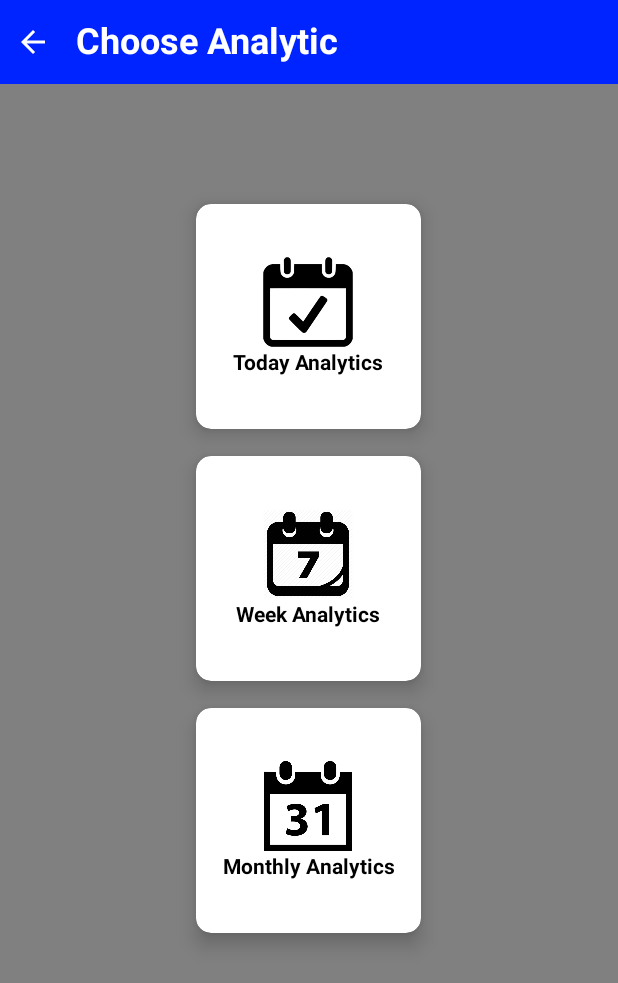
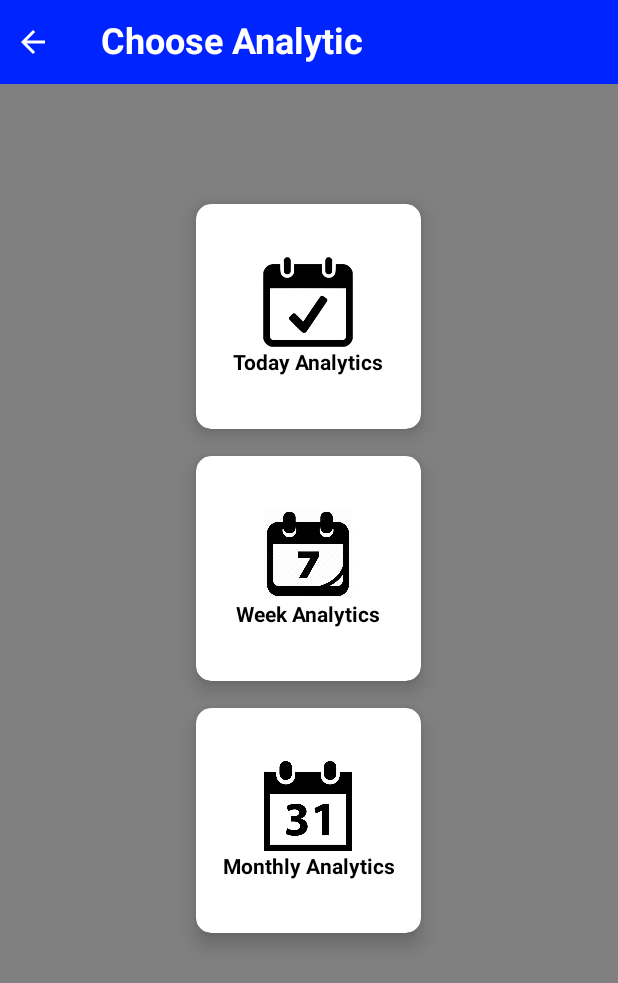
Before and after one commit to GovindSingh9447/Expense_Trackers, an Android app: the ChooseAnalyticActivity screen opened directly, with no data from a screen before it, on a phone screen of 412 x 824 dp. Shown: the top 983 px of the screen. Run offline under Robolectric (Android 15) with nearby library versions, the phone set to English and light mode, and no system bars; Roboto replaces fonts that are not available here.

Commit message:
Improved Layout

```diff
--- a/app/src/main/res/layout/activity_choose_analytic.xml
+++ b/app/src/main/res/layout/activity_choose_analytic.xml
@@ -31,8 +31,9 @@
             android:layout_height="wrap_content"
             android:layout_alignParentTop="true"
             android:layout_alignParentEnd="true"
+            android:layout_marginStart="33dp"
             android:layout_marginTop="10dp"
-            android:layout_marginEnd="186dp"
+            android:layout_toEndOf="@+id/backbtn"
             android:text="Choose Analytic"
             android:textColor="#fff"
             android:textSize="24dp"
```
